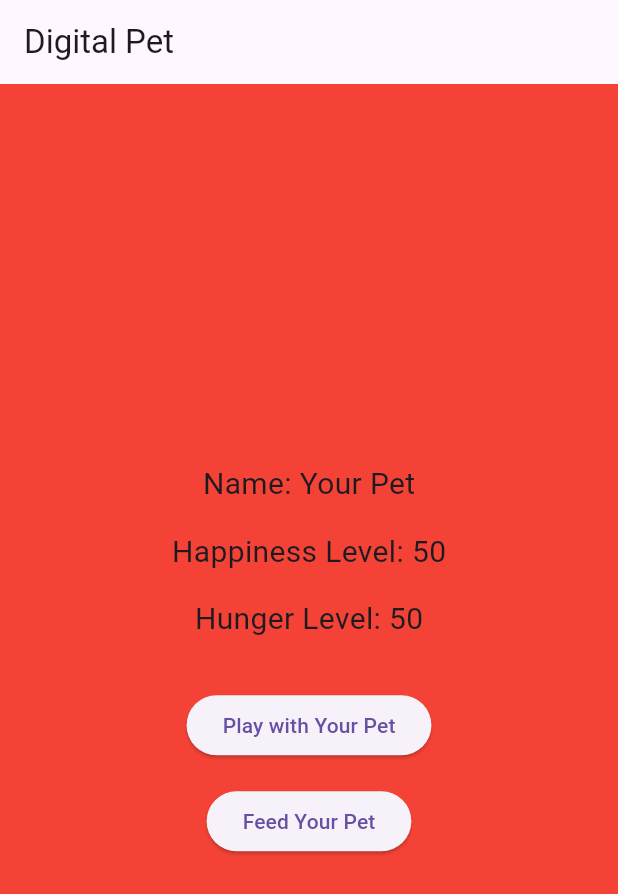
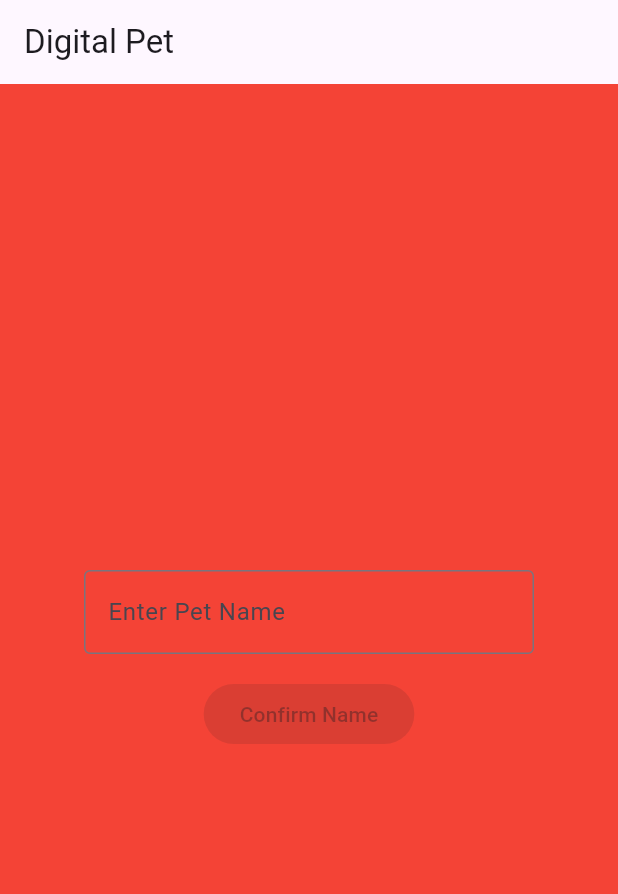
Before and after one commit to gsu-jla/petStateful, a Flutter app: the screen it shows after launch, on a phone screen of 412 x 824 dp. Shown: the top 894 px of the screen. Run offline on Flutter 3.47's test engine with Material 3 defaults, Android fonts, the phone set to English and light mode, and no system bars.

Commit message:
pet name selection added

```diff
--- a/lib/main.dart
+++ b/lib/main.dart
@@ -12,7 +12,8 @@ class DigitalPetApp extends StatefulWidget {
 }
 
 class _DigitalPetAppState extends State<DigitalPetApp> {
-  String petName = "Your Pet";
+  String petName = "";
+  bool isNameSet = false;
   int happinessLevel = 50;
   int hungerLevel = 50;
   Color backgroundColor = Colors.red;
@@ -71,7 +72,37 @@ class _DigitalPetAppState extends State<DigitalPetApp> {
         title: Text('Digital Pet'),
       ),
       body: Center(
-        child: Column(
+        child: !isNameSet ? Column(
+          mainAxisAlignment: MainAxisAlignment.center,
+          children: <Widget>[
+            Padding(
+              padding: EdgeInsets.symmetric(horizontal: 20.0),
+              child: Container(
+                width: 300,
+                child: TextField(
+                  decoration: InputDecoration(
+                    labelText: 'Enter Pet Name',
+                    border: OutlineInputBorder(),
+                  ),
+                  onChanged: (value) {
+                    setState(() {
+                      petName = value;
+                    });
+                  },
+                ),
+              ),
+            ),
+            SizedBox(height: 16.0),
+            ElevatedButton(
+              onPressed: petName.isEmpty ? null : () {
+                setState(() {
+                  isNameSet = true;
+                });
+              },
+              child: Text('Confirm Name'),
+            ),
+          ],
+        ) : Column(
           mainAxisAlignment: MainAxisAlignment.center,
           children: <Widget>[
             Text(
```
